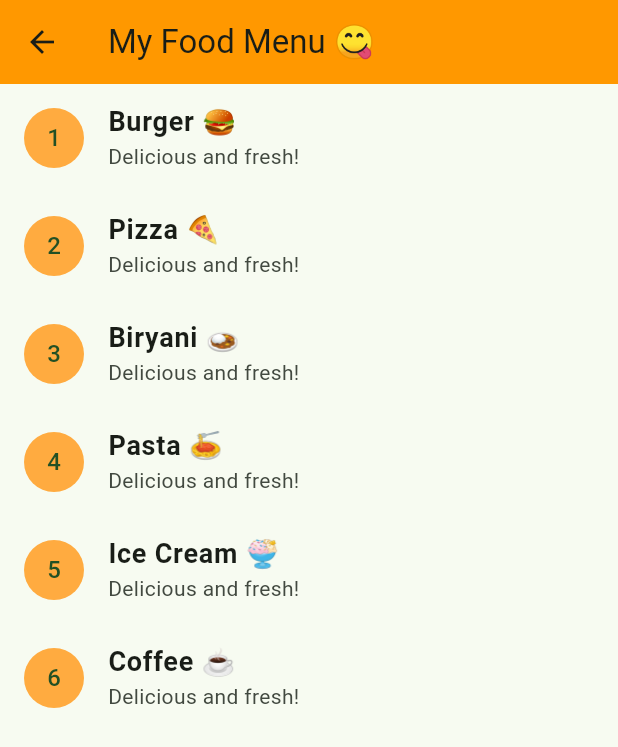
After one commit to Ismail554/ostad-to_do, a Flutter app: the screen it shows after launch, after a tap on "ListView Menu card.", on a phone screen of 412 x 824 dp. The commit adds this screen. Shown: the top 747 px of the screen. Run offline on Flutter 3.47's test engine with Material 3 defaults, Android fonts, the phone set to English and light mode, and no system bars.

Commit message:
listview.builder

```diff
--- /dev/null
+++ b/lib/views/listview_menu.dart
@@ -0,0 +1,43 @@
+import 'package:flutter/material.dart';
+
+class FoodListPage extends StatelessWidget {
+  final List<String> foods = [
+    'Burger 🍔',
+    'Pizza 🍕',
+    'Biryani 🍛',
+    'Pasta 🍝',
+    'Ice Cream 🍨',
+    'Coffee ☕',
+  ];
+
+  @override
+  Widget build(BuildContext context) {
+    return Scaffold(
+      appBar: AppBar(
+        title: Text('My Food Menu 😋'),
+        backgroundColor: Colors.orange,
+      ),
+      body: ListView.builder(
+        itemCount: foods.length,
+        itemBuilder: (context, index) {
+          return ListTile(
+            leading: CircleAvatar(
+              child: Text('${index + 1}'),
+              backgroundColor: Colors.orangeAccent,
+            ),
+            title: Text(
+              foods[index],
+              style: TextStyle(fontSize: 18, fontWeight: FontWeight.bold),
+            ),
+            subtitle: Text('Delicious and fresh!'),
+            onTap: () {
+              ScaffoldMessenger.of(context).showSnackBar(
+                SnackBar(content: Text('You selected ${foods[index]}')),
+              );
+            },
+          );
+        },
+      ),
+    );
+  }
+}
--- a/lib/views/mod_11_cs_1.dart
+++ b/lib/views/mod_11_cs_1.dart
@@ -1,5 +1,6 @@
 import 'package:flutter/material.dart';
 import 'package:to_do/views/color_shades.dart';
+import 'package:to_do/views/listview_menu.dart';
 import 'package:to_do/views/optional_module.dart';
 
 class BasicWidget extends StatefulWidget {
@@ -42,6 +43,18 @@ class _BasicWidgetState extends State<BasicWidget> {
               },
               child: Text("Optional Module"),
             ),
+            SizedBox(height: 2),
+            ElevatedButton(
+              onPressed: () {
+                Navigator.push(
+                  context,
+                  MaterialPageRoute(
+                    builder: (context) => FoodListPage(),
+                  ),
+                );
+              },
+              child: Text("ListView Menu card."),
+            ),
 
             Expanded(
               child: ListView.builder(
--- a/lib/views/optional_module.dart
+++ b/lib/views/optional_module.dart
@@ -95,7 +95,6 @@ class _ModuleSettingScreenState extends State<ModuleSettingScreen> {
               height: 56,
               child: ElevatedButton(
                 onPressed: () {
-                  // Handle save action
                 },
                 style: ElevatedButton.styleFrom(
                   backgroundColor: const Color(0xFF4D9EFF),
@@ -125,7 +124,7 @@ class _ModuleSettingScreenState extends State<ModuleSettingScreen> {
 class CustomToggleButton extends StatelessWidget {
   final String option1;
   final String option2;
-  final String selectedOption;
+  final String? selectedOption;
   final ValueChanged<String> onChanged;
 
   const CustomToggleButton({
```
